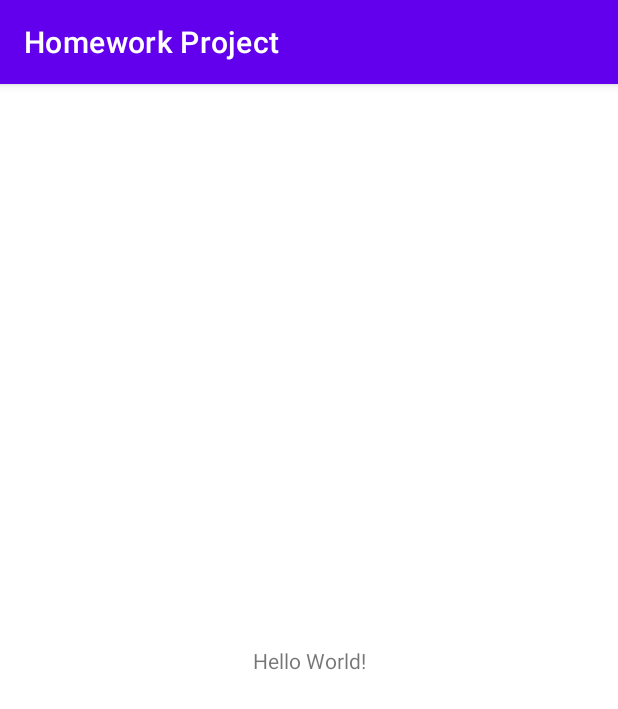
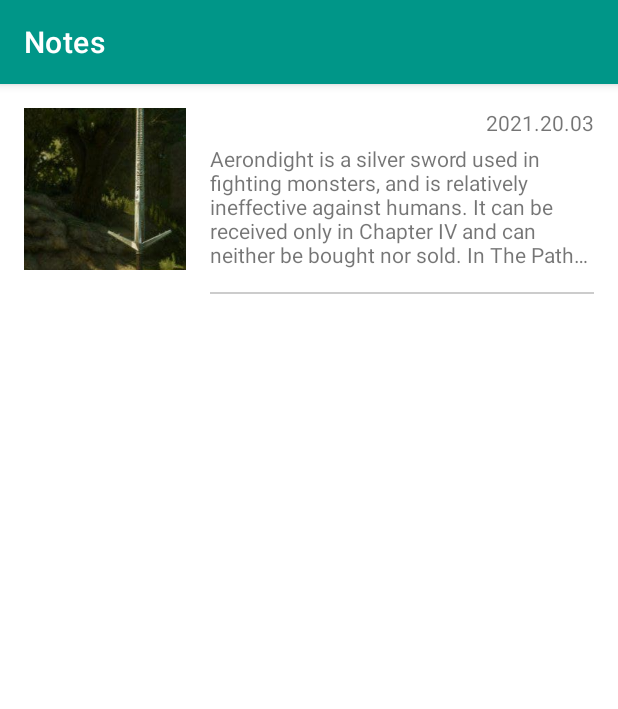
Before and after one commit to 2ToThe10th/AndroidHomeworkProject, an Android app: the screen it shows after launch (MainActivity), on a phone screen of 412 x 824 dp. Shown: the top 709 px of the screen. Run offline under Robolectric (Android 15) with nearby library versions, the light colour scheme and no system bars.

Commit message:
homework 4 ready

```diff
--- a/app/src/main/AndroidManifest.xml
+++ b/app/src/main/AndroidManifest.xml
@@ -16,6 +16,7 @@
                 <category android:name="android.intent.category.LAUNCHER" />
             </intent-filter>
         </activity>
+        <activity android:name=".DetailedActivity"/>
     </application>
 
 </manifest>
--- a/app/src/main/java/com/github/twotothe10th/homeworkproject/MainActivity.kt
+++ b/app/src/main/java/com/github/twotothe10th/homeworkproject/MainActivity.kt
@@ -1,11 +1,25 @@
 package com.github.twotothe10th.homeworkproject
 
+import android.content.Intent
 import androidx.appcompat.app.AppCompatActivity
 import android.os.Bundle
+import android.view.View
+import android.widget.TextView
 
 class MainActivity : AppCompatActivity() {
     override fun onCreate(savedInstanceState: Bundle?) {
         super.onCreate(savedInstanceState)
         setContentView(R.layout.activity_main)
+        val container = findViewById<View>(R.id.container)
+        container.setOnClickListener {
+            val intent = Intent(this, DetailedActivity::class.java)
+            startActivity(intent)
+        }
+    }
+
+    override fun onResume() {
+        super.onResume()
+        val description = findViewById<TextView>(R.id.description)
+        description.maxLines = description.layoutParams.height / description.lineHeight
     }
 }
--- a/app/src/main/res/layout/activity_main.xml
+++ b/app/src/main/res/layout/activity_main.xml
@@ -1,18 +1,56 @@
 <?xml version="1.0" encoding="utf-8"?>
-<androidx.constraintlayout.widget.ConstraintLayout xmlns:android="http://schemas.android.com/apk/res/android"
+<LinearLayout xmlns:android="http://schemas.android.com/apk/res/android"
     xmlns:app="http://schemas.android.com/apk/res-auto"
     xmlns:tools="http://schemas.android.com/tools"
+    android:id="@+id/container"
     android:layout_width="match_parent"
-    android:layout_height="match_parent"
+    android:layout_height="wrap_content"
+    android:layout_marginStart="16dp"
+    android:layout_marginTop="16dp"
+    android:layout_marginEnd="16dp"
+    android:orientation="horizontal"
     tools:context=".MainActivity">
 
-    <TextView
-        android:layout_width="wrap_content"
-        android:layout_height="wrap_content"
-        android:text="Hello World!"
-        app:layout_constraintBottom_toBottomOf="parent"
-        app:layout_constraintLeft_toLeftOf="parent"
-        app:layout_constraintRight_toRightOf="parent"
-        app:layout_constraintTop_toTopOf="parent" />
+    <ImageView
+        android:id="@+id/image"
+        android:layout_width="108dp"
+        android:layout_height="108dp"
+        android:layout_marginBottom="16dp"
+        android:scaleType="centerCrop"
+        android:src="@drawable/aerondight"
+        android:contentDescription="@string/sword_name" />
 
-</androidx.constraintlayout.widget.ConstraintLayout>
+    <androidx.constraintlayout.widget.ConstraintLayout
+        android:layout_width="match_parent"
+        android:layout_height="match_parent"
+        android:layout_marginStart="16dp">
+
+        <TextView
+            android:id="@+id/date"
+            android:layout_width="wrap_content"
+            android:layout_height="wrap_content"
+            android:text="@string/publication_date"
+            app:layout_constraintEnd_toEndOf="parent"
+            app:layout_constraintTop_toTopOf="parent" />
+
+        <TextView
+            android:id="@+id/description"
+            android:layout_width="match_parent"
+            android:layout_height="84dp"
+            android:layout_marginTop="24dp"
+            android:layout_marginBottom="16dp"
+            android:ellipsize="end"
+            app:layout_constraintTop_toTopOf="parent"
+            app:layout_constraintBottom_toBottomOf="parent"
+            android:text="@string/description" />
+
+        <View
+            android:layout_width="match_parent"
+            android:layout_height="1dp"
+            android:background="#cccccc"
+            app:layout_constraintBottom_toBottomOf="parent" />
+
+
+    </androidx.constraintlayout.widget.ConstraintLayout>
+
+</LinearLayout>
--- a/app/src/main/res/values-night/themes.xml
+++ /dev/null
@@ -1,16 +0,0 @@
-<resources xmlns:tools="http://schemas.android.com/tools">
-    <!-- Base application theme. -->
-    <style name="Theme.HomeworkProject" parent="Theme.MaterialComponents.DayNight.DarkActionBar">
-        <!-- Primary brand color. -->
-        <item name="colorPrimary">@color/purple_200</item>
-        <item name="colorPrimaryVariant">@color/purple_700</item>
-        <item name="colorOnPrimary">@color/black</item>
-        <!-- Secondary brand color. -->
-        <item name="colorSecondary">@color/teal_200</item>
-        <item name="colorSecondaryVariant">@color/teal_200</item>
-        <item name="colorOnSecondary">@color/black</item>
-        <!-- Status bar color. -->
-        <item name="android:statusBarColor" tools:targetApi="l">?attr/colorPrimaryVariant</item>
-        <!-- Customize your theme here. -->
-    </style>
-</resources>
--- a/app/src/main/res/values/strings.xml
+++ b/app/src/main/res/values/strings.xml
@@ -1,3 +1,6 @@
 <resources>
-    <string name="app_name">Homework Project</string>
+    <string name="app_name">Notes</string>
+    <string name="description">Aerondight is a silver sword used in fighting monsters, and is relatively ineffective against humans. It can be received only in Chapter IV and can neither be bought nor sold. In The Paths of Destiny, according to a quest phase titled "The Sword", the blade is exceptional: "light, sharp as a razor, and fits the hand neatly". In the same entry, it is said that the blade "has a destiny of its own. Time will tell what that destiny is". Lady of the Lake knights Geralt after he fulfills her wishes, and gives him this blade along with the words: "Take this sword as a sign of my favor. Once the blade of a great warrior, it lay in the depths for ages, awaiting your arrival."</string>
+    <string name="sword_name">Aerondight</string>
+    <string name="publication_date">2021.20.03</string>
 </resources>
--- a/app/src/main/res/values/themes.xml
+++ b/app/src/main/res/values/themes.xml
@@ -2,7 +2,7 @@
     <!-- Base application theme. -->
     <style name="Theme.HomeworkProject" parent="Theme.MaterialComponents.DayNight.DarkActionBar">
         <!-- Primary brand color. -->
-        <item name="colorPrimary">@color/purple_500</item>
+        <item name="colorPrimary">#009688</item>
         <item name="colorPrimaryVariant">@color/purple_700</item>
         <item name="colorOnPrimary">@color/white</item>
         <!-- Secondary brand color. -->
```
Also changed, not shown: app/src/main/java/com/github/twotothe10th/homeworkproject/DetailedActivity.kt (added, +11 -0 lines), app/src/main/res/layout-land/activity_detailed.xml (added, +23 -0 lines), app/src/main/res/layout/activity_detailed.xml (added, +23 -0 lines), app/src/main/res/drawable/aerondight.jpg (added).
